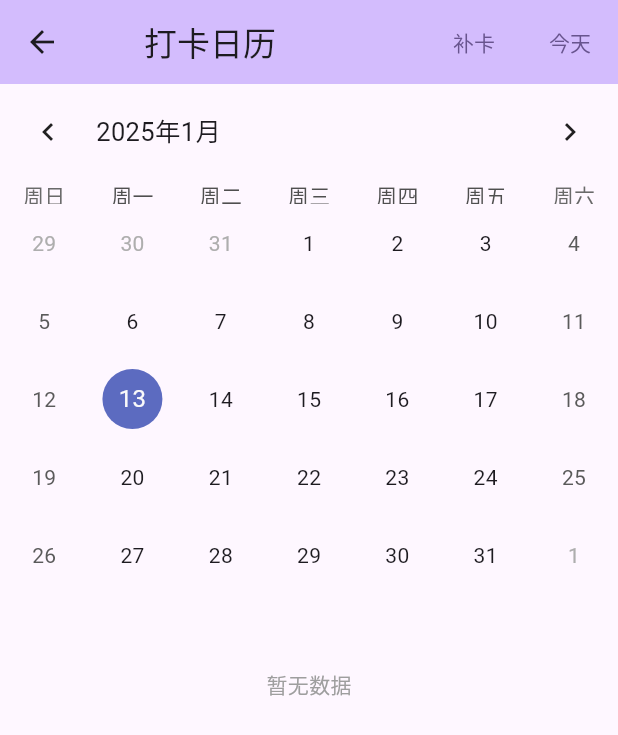
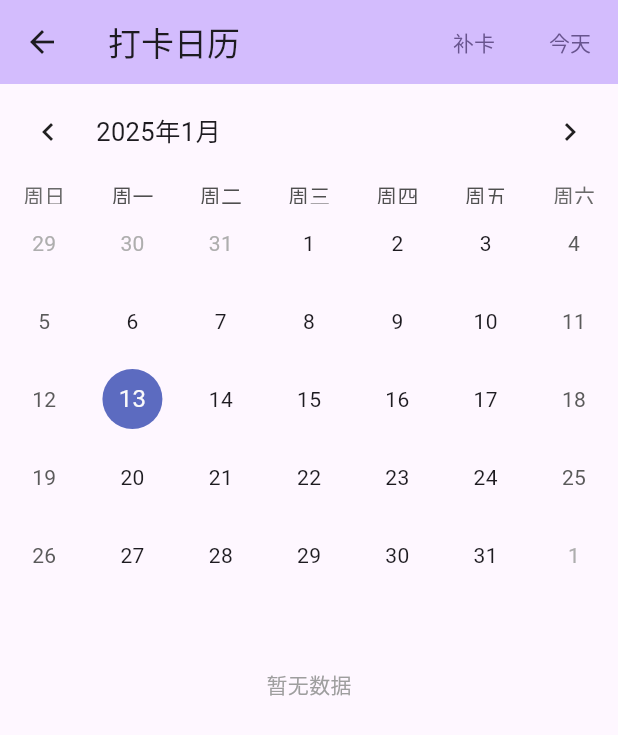
Before and after one commit to TheRuningAnt/sign_app, a Flutter app: the CalendarPage screen opened directly, on a phone screen of 412 x 824 dp. Shown: the top 735 px of the screen. Run offline on Flutter 3.47's test engine with Material 3 defaults, Android fonts, the phone set to English and light mode, and no system bars; drawn by our look-alikes of table_calendar; our stand-ins replace flutter_datetime_picker_plus.

Commit message:
更改标题样式

```diff
--- a/lib/CalendarPage.dart
+++ b/lib/CalendarPage.dart
@@ -36,11 +36,7 @@ class _CalendarPageState extends State<CalendarPage> {
             .of(context)
             .colorScheme
             .inversePrimary,
-        title: const Center(
-            child: Padding(
-              padding: EdgeInsets.only(right: 60),
-              child: Text("打卡日历"),
-            )),
+        title: Text("打卡日历"),
         actions: [
           TextButton(
               onPressed: () {
```
